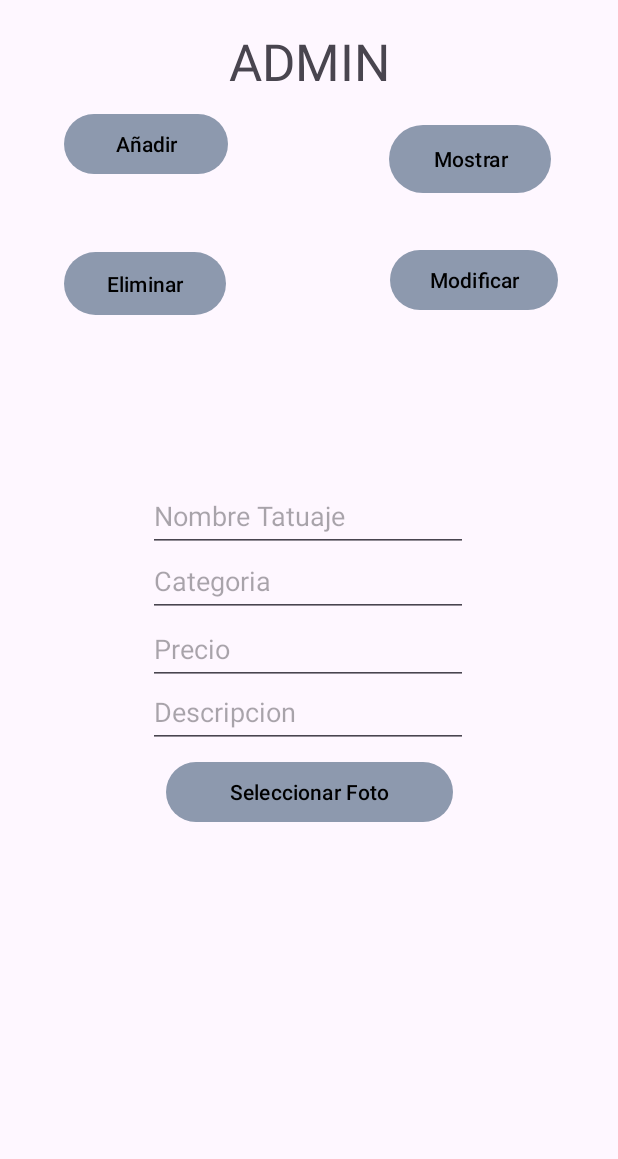
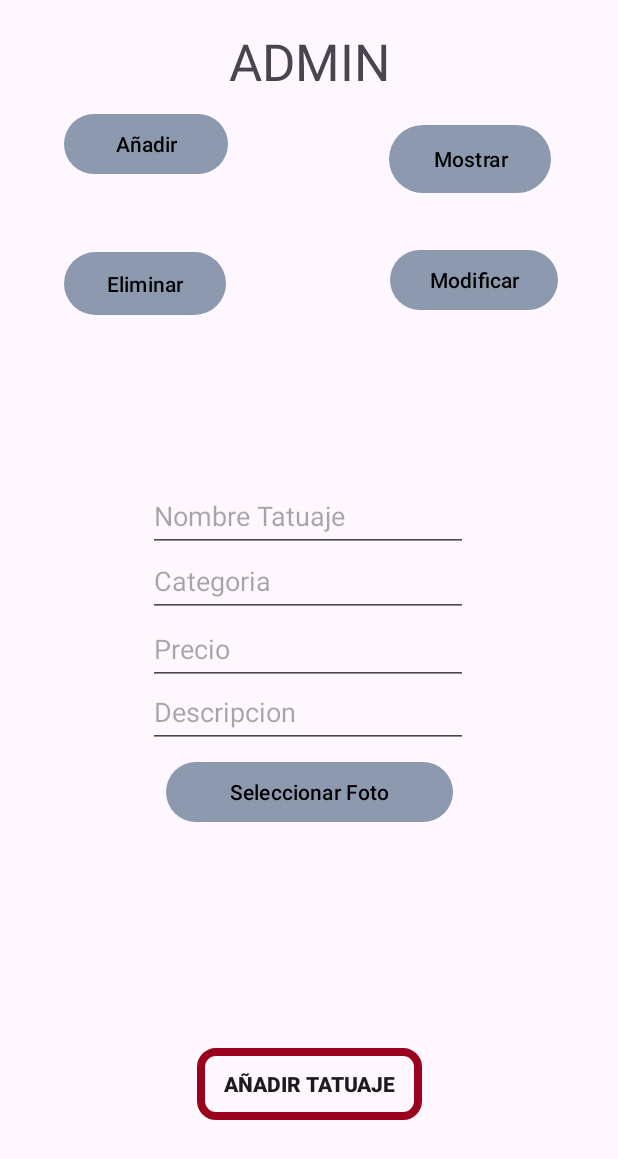
Before and after one commit to Yeraaay/Proyecto_Prueba, an Android app: the fragment MostarProductoAdmin placed in its activity, after a tap on "Añadir", on a phone screen of 412 x 824 dp. Shown: the top 1159 px of the screen. Run offline under Robolectric (Android 15) with nearby library versions, the phone set to English and light mode, and no system bars.

Commit message:
Añadir y eliminar correctos

```diff
--- a/Tattos/app/src/main/java/com/example/proyectotatto/AdminActivity.java
+++ b/Tattos/app/src/main/java/com/example/proyectotatto/AdminActivity.java
@@ -8,7 +8,7 @@ import android.widget.Button;
 
 public class AdminActivity extends AppCompatActivity {
 
-    Button btnAñadir,btnMostrar,btnEliminar,btnModificar;
+    Button btnAniadir,btnMostrar,btnEliminar,btnModificar;
 
     @Override
     protected void onCreate(Bundle savedInstanceState) {
@@ -16,6 +16,8 @@ public class AdminActivity extends AppCompatActivity {
         setContentView(R.layout.activity_admin_prueba);
 
         btnMostrar = findViewById(R.id.botonMostrar);
+        btnAniadir = findViewById(R.id.botonAñadir);
+        btnEliminar = findViewById(R.id.botonEliminar);
 
         btnMostrar.setOnClickListener(new View.OnClickListener() {
             @Override
@@ -24,13 +26,16 @@ public class AdminActivity extends AppCompatActivity {
             }
         });
 
-        btnAñadir = findViewById(R.id.botonAñadir);
-
-        btnAñadir.setOnClickListener(new View.OnClickListener() {
+        btnAniadir.setOnClickListener(new View.OnClickListener() {
             @Override
             public void onClick(View v) {
                 mostrarFragmentAnadirProductoAdmin();
             }
+        });
+
+        btnEliminar.setOnClickListener(new View.OnClickListener() {
+            @Override
+            public void onClick(View v) { mostrarFragmentEliminarProductoAdmin(); }
         });
 
 
@@ -66,4 +71,18 @@ public class AdminActivity extends AppCompatActivity {
 
     }
 
+    private void mostrarFragmentEliminarProductoAdmin(){
+        fragmentEliminarAdmin fragmentEliminarAdmin = new fragmentEliminarAdmin();
+
+        Bundle bundle = new Bundle();
+
+        fragmentEliminarAdmin.setArguments(bundle);
+
+        getSupportFragmentManager().beginTransaction()
+                .replace(R.id.frameL, fragmentEliminarAdmin)
+                .addToBackStack(null)
+                .commit();
+
+    }
+
 }
--- a/Tattos/app/src/main/java/com/example/proyectotatto/DBHelper.java
+++ b/Tattos/app/src/main/java/com/example/proyectotatto/DBHelper.java
@@ -53,7 +53,7 @@ public class DBHelper extends SQLiteOpenHelper {
         db.execSQL("CREATE TABLE " + TABLE_TATUAJES + " (" +
                 "id INTEGER PRIMARY KEY AUTOINCREMENT," +
                 "nombre TEXT," +
-                "imagen_resource_id BLOB," +
+                "imagen_resource_id String," +
                 "precio DOUBLE," +  // Asumiendo que el precio es un valor numérico (REAL)
                 "descripcion TEXT," +  // Añadiendo la columna para la descripción
                 "categoria TEXT)");
--- a/Tattos/app/src/main/java/com/example/proyectotatto/DbTattos.java
+++ b/Tattos/app/src/main/java/com/example/proyectotatto/DbTattos.java
@@ -10,35 +10,27 @@ import java.util.ArrayList;
 
 public class DbTattos extends DBHelper {
 
-    Context context;
-
     public DbTattos(@Nullable Context context) {
         super(context);
-        this.context = context;
     }
 
     public ArrayList<Tatuaje> mostrarContactos() {
-        SQLiteDatabase db = getWritableDatabase(); // Utiliza el método de la clase padre
+        SQLiteDatabase db = getWritableDatabase();
+        ArrayList<Tatuaje> listaTatuajes = new ArrayList<>();
+        Tatuaje tatuaje;
+        Cursor cursor = db.rawQuery("SELECT * FROM " + TABLE_TATUAJES + " ORDER BY nombre ASC", null);
 
-        ArrayList<Tatuaje> listaTatuajes = new ArrayList<>();
-        Tatuaje contacto;
-        Cursor cursorTatto;
-
-        cursorTatto = db.rawQuery("SELECT * FROM " + TABLE_TATUAJES + " ORDER BY nombre ASC", null);
-
-        if (cursorTatto.moveToFirst()) {
+        if (cursor != null && cursor.moveToFirst()) {
             do {
-                contacto = new Tatuaje();
-                contacto.setId(cursorTatto.getInt(0));
-                contacto.setNombre(cursorTatto.getString(1));
-                contacto.setImagen(cursorTatto.getString(2));
-                contacto.setCategoria(cursorTatto.getString(3));
-                listaTatuajes.add(contacto);
-            } while (cursorTatto.moveToNext());
+                tatuaje = new Tatuaje();
+                tatuaje.setId(cursor.getInt(cursor.getColumnIndexOrThrow("id")));
+                tatuaje.setNombre(cursor.getString(cursor.getColumnIndexOrThrow("nombre")));
+                tatuaje.setCategoria(cursor.getString(cursor.getColumnIndexOrThrow("categoria")));
+                tatuaje.setImagen(cursor.getString(cursor.getColumnIndexOrThrow("imagen_resource_id")));
+                listaTatuajes.add(tatuaje);
+            } while (cursor.moveToNext());
+            cursor.close();
         }
-
-        cursorTatto.close();
-
         return listaTatuajes;
     }
 }
--- a/Tattos/app/src/main/res/layout/fragment_anadir_admin.xml
+++ b/Tattos/app/src/main/res/layout/fragment_anadir_admin.xml
@@ -92,5 +92,18 @@
             app:layout_constraintTop_toTopOf="parent"
             app:layout_constraintVertical_bias="0.671"
             tools:src="@tools:sample/avatars" />
+
+        <androidx.appcompat.widget.AppCompatButton
+            android:id="@+id/botonAniadirTatuaje"
+            android:layout_width="150dp"
+            android:layout_height="wrap_content"
+            android:text="Añadir tatuaje"
+            android:textStyle="bold"
+            android:background="@drawable/boton_custom1"
+            app:layout_constraintBottom_toBottomOf="parent"
+            app:layout_constraintEnd_toEndOf="parent"
+            app:layout_constraintStart_toStartOf="parent"
+            app:layout_constraintTop_toTopOf="parent"
+            app:layout_constraintVertical_bias="0.841" />
     </androidx.constraintlayout.widget.ConstraintLayout>
 </FrameLayout>
--- a/Tattos/app/src/main/res/layout/fragment_eliminar_admin.xml
+++ b/Tattos/app/src/main/res/layout/fragment_eliminar_admin.xml
@@ -4,14 +4,14 @@
     xmlns:tools="http://schemas.android.com/tools"
     android:layout_width="match_parent"
     android:layout_height="match_parent"
-    tools:context=".eliminarAdmin">
+    tools:context=".fragmentEliminarAdmin">
 
     <androidx.constraintlayout.widget.ConstraintLayout
         android:layout_width="match_parent"
         android:layout_height="match_parent">
 
         <EditText
-            android:id="@+id/botoneliminarAdmin"
+            android:id="@+id/botonEliminarTatuaje"
             android:layout_width="282dp"
             android:layout_height="48dp"
             android:ems="10"
@@ -25,7 +25,7 @@
             app:layout_constraintVertical_bias="0.239" />
 
         <Button
-            android:id="@+id/botonEliminacion"
+            android:id="@+id/botonEliminacionTatuaje"
             android:layout_width="140dp"
             android:layout_height="48dp"
             android:text="Eliminar"
```
Also changed, not shown: Tattos/app/src/main/java/com/example/proyectotatto/eliminarAdmin.java (deleted, +0 -33 lines), Tattos/app/src/main/java/com/example/proyectotatto/fragmentAnadirAdmin.java (+69 -3 lines), Tattos/app/src/main/java/com/example/proyectotatto/fragmentEliminarAdmin.java (added, +65 -0 lines), Tattos/app/src/main/java/com/example/proyectotatto/TatuajeAdapter.java (line endings or trailing spaces).
